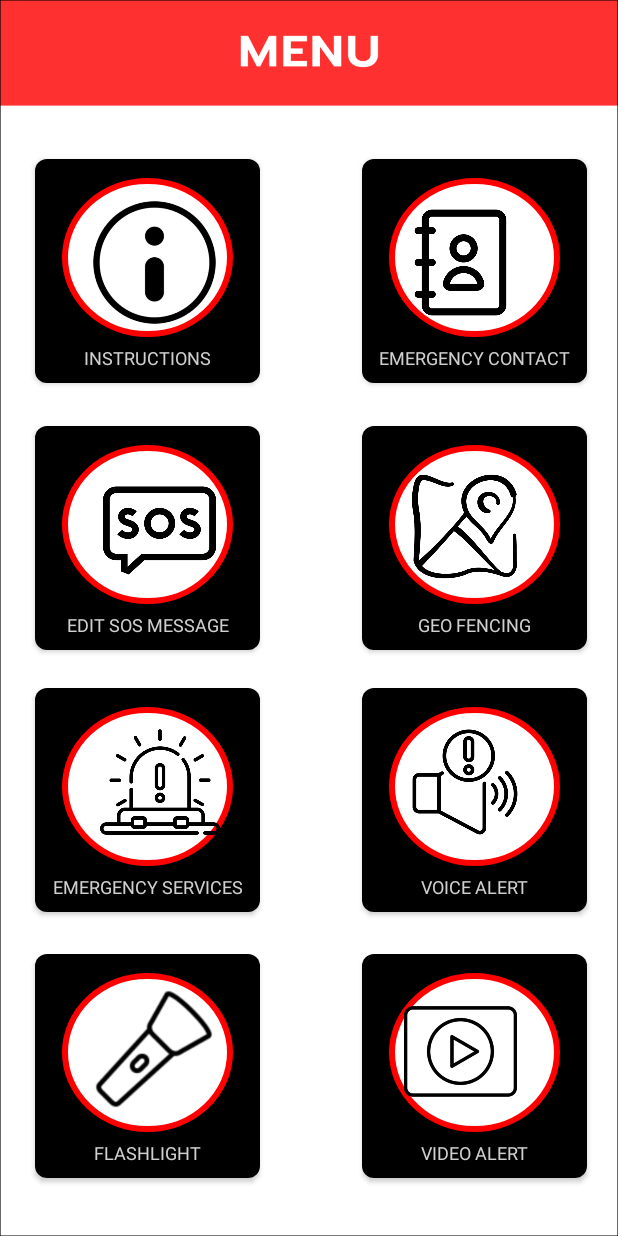
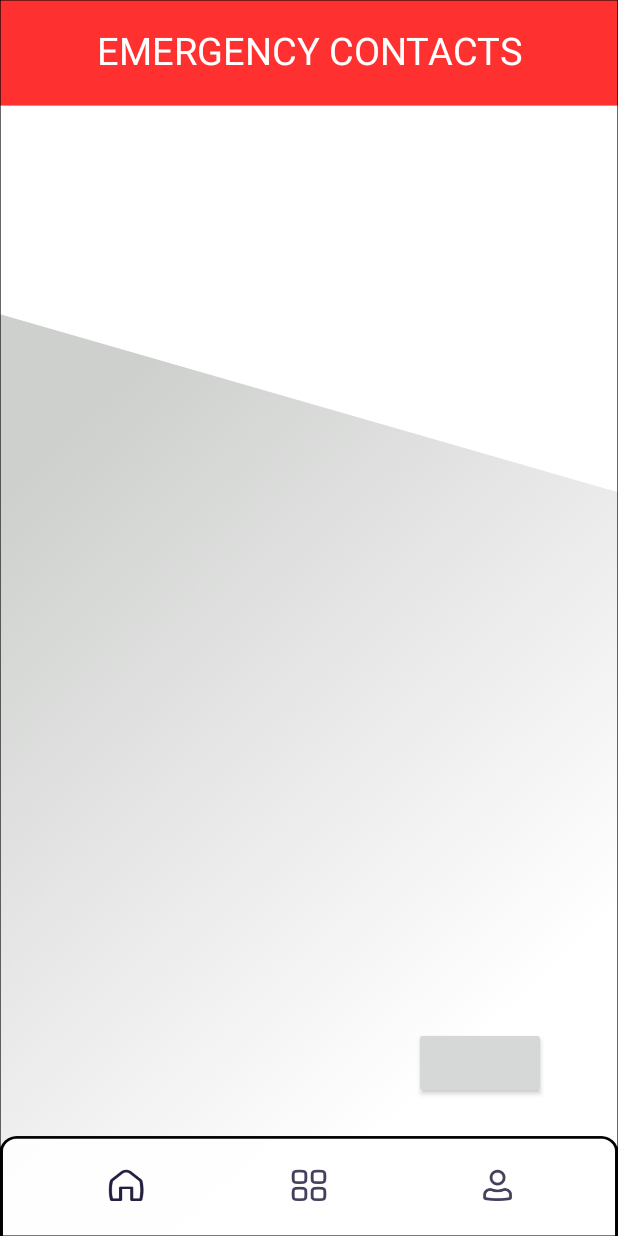
Before and after one commit to AbhishekNair050/SOS_App, an Android app: the menu screen opened directly, with no data from a screen before it, after a tap on "EMERGENCY CONTACT", on a phone screen of 412 x 824 dp. Run offline under Robolectric (Android 15) with nearby library versions, the phone set to English and light mode, and no system bars; Roboto replaces fonts that are not available here; 1 statement that could not run was skipped.

Commit message:
Added Emergency Contact Page and made some minor changes

```diff
--- a/app/src/main/AndroidManifest.xml
+++ b/app/src/main/AndroidManifest.xml
@@ -33,7 +33,10 @@
             android:exported="true" />
         <activity android:name=".EditSOS"
             android:exported="true" />
-
+        <activity android:name=".EmergencyServices"
+            android:exported="true" />
+        <activity android:name=".EmergenceyContact"
+            android:exported="true" />
         <meta-data
             android:name="preloaded_fonts"
             android:resource="@array/preloaded_fonts" />
--- /dev/null
+++ b/app/src/main/java/com/example/project/EmergenceyContact.java
@@ -0,0 +1,60 @@
+package com.example.project;
+
+import android.app.AlertDialog;
+import android.os.Bundle;
+import android.view.LayoutInflater;
+import android.view.View;
+import android.widget.Button;
+import android.widget.EditText;
+import android.widget.ListView;
+
+import androidx.activity.EdgeToEdge;
+import androidx.appcompat.app.AppCompatActivity;
+
+import java.util.ArrayList;
+
+public class EmergenceyContact extends AppCompatActivity {
+    private ArrayList<Contact> contacts;
+    private ContactAdapter contactAdapter;
+
+    @Override
+    protected void onCreate(Bundle savedInstanceState) {
+        super.onCreate(savedInstanceState);
+        EdgeToEdge.enable(this);
+        setContentView(R.layout.emergencycontacts);
+
+        contacts = new ArrayList<>();
+        contactAdapter = new ContactAdapter(this, contacts);
+
+        ListView listView = findViewById(R.id.contactListView);
+        listView.setAdapter(contactAdapter);
+
+        Button addContactButton = findViewById(R.id.addContactButton);
+        addContactButton.setOnClickListener(v -> showAddContactPopup());
+    }
+
+    private void showAddContactPopup() {
+        AlertDialog.Builder builder = new AlertDialog.Builder(this);
+        LayoutInflater inflater = getLayoutInflater();
+        View dialogView = inflater.inflate(R.layout.popup_add_contact, null);
+        builder.setView(dialogView);
+
+        EditText contactName = dialogView.findViewById(R.id.contactName);
+        EditText contactNumber = dialogView.findViewById(R.id.contactNumber);
+        Button saveContactButton = dialogView.findViewById(R.id.saveContactButton);
+
+        AlertDialog alertDialog = builder.create();
+
+        saveContactButton.setOnClickListener(v -> {
+            String name = contactName.getText().toString();
+            String number = contactNumber.getText().toString();
+            if (!name.isEmpty() && !number.isEmpty()) {
+                contacts.add(new Contact(name, number));
+                contactAdapter.notifyDataSetChanged();
+                alertDialog.dismiss();
+            }
+        });
+
+        alertDialog.show();
+    }
+}
--- a/app/src/main/java/com/example/project/EmergencyServices.java
+++ b/app/src/main/java/com/example/project/EmergencyServices.java
@@ -31,6 +31,11 @@
         services.add(new EmergencyService("Women Department", "1091"));
         services.add(new EmergencyService("Ambulance", "102"));
         services.add(new EmergencyService("Fire", "101"));
+        services.add(new EmergencyService("Child Helpline", "1098"));
+        services.add(new EmergencyService("Senior Citizen Helpline", "1090"));
+        services.add(new EmergencyService("Disaster Management", "108"));
+        services.add(new EmergencyService("Railway Enquiry", "139"));
+        services.add(new EmergencyService("Road Accident Emergency Service", "1073"));
 
         EmergencyServiceAdapter adapter = new EmergencyServiceAdapter(this, services);
         listView.setAdapter(adapter);
--- a/app/src/main/java/com/example/project/menu.java
+++ b/app/src/main/java/com/example/project/menu.java
@@ -59,4 +59,12 @@
         Intent intent = new Intent(this, EditSOS.class);
         startActivity(intent);
     }
+    public void EmergencyServices(View view) {
+        Intent intent = new Intent(this, EmergencyServices.class);
+        startActivity(intent);
+    }
+    public void EmergencyContacts(View view) {
+        Intent intent = new Intent(this, EmergenceyContact.class);
+        startActivity(intent);
+    }
 }
--- /dev/null
+++ b/app/src/main/res/layout/emergencycontacts.xml
@@ -0,0 +1,46 @@
+<?xml version="1.0" encoding="utf-8"?>
+<androidx.constraintlayout.widget.ConstraintLayout xmlns:android="http://schemas.android.com/apk/res/android"
+    xmlns:app="http://schemas.android.com/apk/res-auto"
+    xmlns:tools="http://schemas.android.com/tools"
+    android:id="@+id/main7"
+    android:layout_width="match_parent"
+    android:layout_height="match_parent"
+    android:background="@drawable/page_bg_2">
+
+    <TextView
+        android:id="@+id/textView2"
+        android:layout_width="wrap_content"
+        android:layout_height="wrap_content"
+        android:layout_marginTop="16dp"
+        android:text="EMERGENCY CONTACTS"
+        android:textColor="@color/white"
+        android:textSize="25dp"
+        app:layout_constraintEnd_toEndOf="parent"
+        app:layout_constraintHorizontal_bias="0.504"
+        app:layout_constraintStart_toStartOf="parent"
+        app:layout_constraintTop_toTopOf="parent" />
+
+    <Button
+        android:id="@+id/addContactButton"
+        android:layout_width="wrap_content"
+        android:layout_height="wrap_content"
+        android:contentDescription="Add Contact"
+        app:layout_constraintBottom_toBottomOf="parent"
+        app:layout_constraintEnd_toEndOf="parent"
+        app:layout_constraintHorizontal_bias="0.852"
+        app:layout_constraintStart_toStartOf="parent"
+        app:layout_constraintTop_toTopOf="parent"
+        app:layout_constraintVertical_bias="0.882" />
+
+    <ListView
+        android:layout_width="341dp"
+        android:layout_height="525dp"
+        android:id="@+id/contactListView"
+        app:layout_constraintBottom_toBottomOf="parent"
+        app:layout_constraintEnd_toEndOf="parent"
+        app:layout_constraintHorizontal_bias="0.5"
+        app:layout_constraintStart_toStartOf="parent"
+        app:layout_constraintTop_toTopOf="parent"
+        app:layout_constraintVertical_bias="0.5" />
+
+</androidx.constraintlayout.widget.ConstraintLayout>
--- a/app/src/main/res/layout/menu.xml
+++ b/app/src/main/res/layout/menu.xml
@@ -14,7 +14,7 @@
         android:layout_marginTop="20dp"
         android:background="@drawable/menu_btn"
         android:fontFamily="@font/purple_purse"
-        android:onClick="emergency_contact"
+        android:onClick="EmergencyContacts"
         android:paddingTop="115dp"
         android:text="Emergency Contact"
         android:textColor="#CED0CE"
@@ -62,6 +62,7 @@
         android:id="@+id/ContactButton"
         android:layout_width="75dp"
         android:layout_height="75dp"
+        android:onClick="EmergencyContacts"
         android:background="@drawable/contact_logo"
         app:layout_constraintBottom_toBottomOf="parent"
         app:layout_constraintEnd_toEndOf="parent"
@@ -160,7 +161,7 @@
         android:layout_marginTop="20dp"
         android:background="@drawable/menu_btn"
         android:fontFamily="@font/purple_purse"
-        android:onClick="emergency_services"
+        android:onClick="EmergencyServices"
         android:paddingTop="115dp"
         android:text="Emergency Services"
         android:textColor="#CED0CE"
@@ -176,6 +177,7 @@
         android:id="@+id/imageViewEmergencyService"
         android:layout_width="80dp"
         android:layout_height="80dp"
+        android:onClick="EmergencyServices"
         android:background="@drawable/emergency_services_logo"
         app:layout_constraintBottom_toBottomOf="parent"
         app:layout_constraintEnd_toEndOf="parent"
```
Also changed, not shown: app/src/main/java/com/example/project/Contact.java (added, +27 -0 lines), app/src/main/java/com/example/project/ContactAdapter.java (added, +92 -0 lines), app/src/main/res/layout/contact_item.xml (added, +33 -0 lines), app/src/main/res/layout/emergencyservices.xml (+4 -6 lines), app/src/main/res/layout/popup_add_contact.xml (added, +39 -0 lines).
